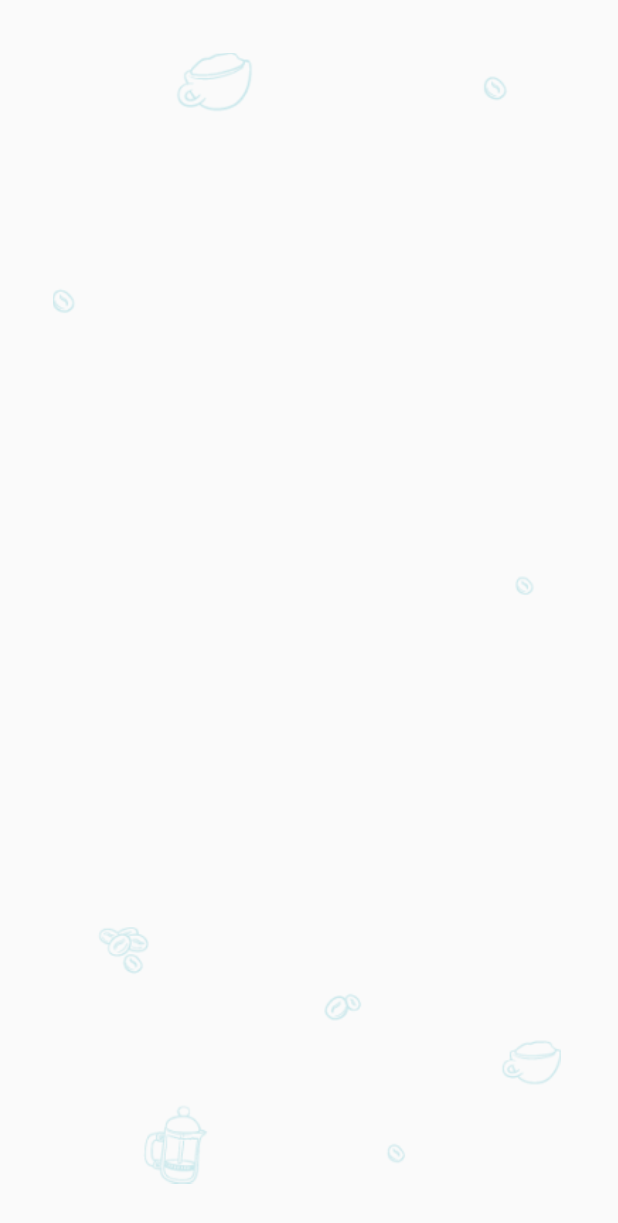
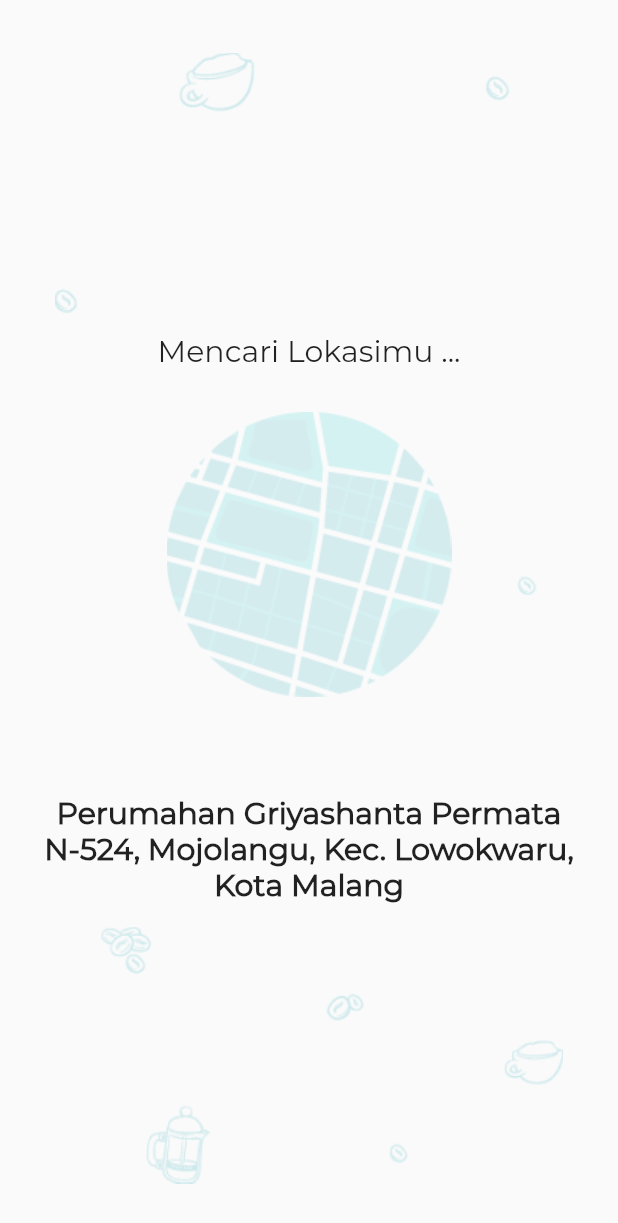
Before and after one commit to noersy/java_code_app, a Flutter app: the FindLocationPage screen opened directly, on a phone screen of 412 x 824 dp. Shown: the top 1223 px of the screen. Run offline on Flutter 3.47's test engine with Material 2 defaults, Android fonts, the phone set to English and light mode, and no system bars.

```diff
--- a/lib/thame/spacing.dart
+++ b/lib/thame/spacing.dart
@@ -4,4 +4,6 @@ class SpaceDims {
   static const double sp12 = 12.0;
   static const double sp14 = 14.0;
   static const double sp16 = 16.0;
+  static const double sp18 = 18.0;
+  static const double sp24 = 24.0;
 }
--- a/lib/thame/text_style.dart
+++ b/lib/thame/text_style.dart
@@ -4,6 +4,12 @@ class TypoSty {
   static const TextStyle title = TextStyle(
     fontFamily: "Montserrat",
     fontWeight: FontWeight.bold,
+    fontSize: 20.0,
+  );
+
+  static const TextStyle title2 = TextStyle(
+    fontFamily: "Montserrat",
+    fontWeight: FontWeight.normal,
     fontSize: 20.0,
   );
 
--- a/lib/transision/route.dart
+++ b/lib/transision/route.dart
@@ -1,7 +1,9 @@
 import 'package:flutter/material.dart';
 import 'package:java_code_app/transision/route_transisition.dart';
+import 'package:java_code_app/view/dashboard_page.dart';
 import 'package:java_code_app/view/findlocation_page.dart';
 
 class NavRoute {
   static void toFindLocation(context) => Navigator.of(context).pushReplacement(routeTransition(const FindLocationPage()));
+  static void toDashboard(context) => Navigator.of(context).pushReplacement(routeTransition(const DashboardPage()));
 }
--- a/lib/view/findlocation_page.dart
+++ b/lib/view/findlocation_page.dart
@@ -1,19 +1,66 @@
+import 'dart:async';
+
 import 'package:flutter/material.dart';
+import 'package:java_code_app/thame/spacing.dart';
+import 'package:java_code_app/thame/text_style.dart';
+import 'package:java_code_app/transision/route.dart';
 
-class FindLocationPage extends StatelessWidget {
+class FindLocationPage extends StatefulWidget {
   const FindLocationPage({Key? key}) : super(key: key);
+
+  @override
+  State<FindLocationPage> createState() => _FindLocationPageState();
+}
+
+class _FindLocationPageState extends State<FindLocationPage> {
+
+  _startTime() async {
+    var _duration = const Duration(seconds: 3);
+    return Timer(_duration, _navigationPage);
+  }
+
+  void _navigationPage() async => NavRoute.toDashboard(context);
+
+  @override
+  void initState() {
+    _startTime();
+    super.initState();
+  }
 
   @override
   Widget build(BuildContext context) {
     return Scaffold(
       body: SafeArea(
         child: Stack(
+          alignment: Alignment.center,
           children: [
             Padding(
               padding: const EdgeInsets.all(35.0),
               child: Image.asset('assert/image/bg_findlocation.png'),
             ),
-            Container(),
+            SizedBox(
+              height: 380.0,
+              child: Column(
+                mainAxisAlignment: MainAxisAlignment.spaceBetween,
+                children: [
+                  const Text(
+                    "Mencari Lokasimu ...",
+                    textAlign: TextAlign.center,
+                    style: TypoSty.title2,
+                  ),
+                  Image.asset("assert/image/maps_ilustrasion.png"),
+                  const SizedBox(height: SpaceDims.sp8),
+                  const Padding(
+                    padding: EdgeInsets.symmetric(horizontal: SpaceDims.sp16),
+                    child: Text(
+                      "Perumahan Griyashanta Permata N-524, Mojolangu, Kec. Lowokwaru, Kota Malang",
+                      textAlign: TextAlign.center,
+                      style: TypoSty.title,
+                    ),
+                  ),
+                ],
+              ),
+            ),
           ],
         ),
       ),
--- a/pubspec.yaml
+++ b/pubspec.yaml
@@ -75,9 +75,11 @@ flutter:
     # list giving the asset and other descriptors for the font. For
     # example:
   fonts:
+    - family: IconsCs
+      fonts:
+        - asset: assert/font/IconsCs.ttf
     - family: Montserrat
       fonts:
         - asset: assert/font/Montserrat-Regular.ttf
-  #
   # For details regarding fonts from package dependencies,
   # see https://flutter.dev/custom-fonts/#from-packages
```
Also changed, not shown: lib/thame/icons_cs_icons.dart (added, +27 -0 lines), lib/view/brenda_page.dart (added, +37 -0 lines), lib/view/dashboard_page.dart (added, +75 -0 lines), lib/widget/silver_appbar.dart (added, +45 -0 lines), assert/font/IconsCs.ttf (added).
